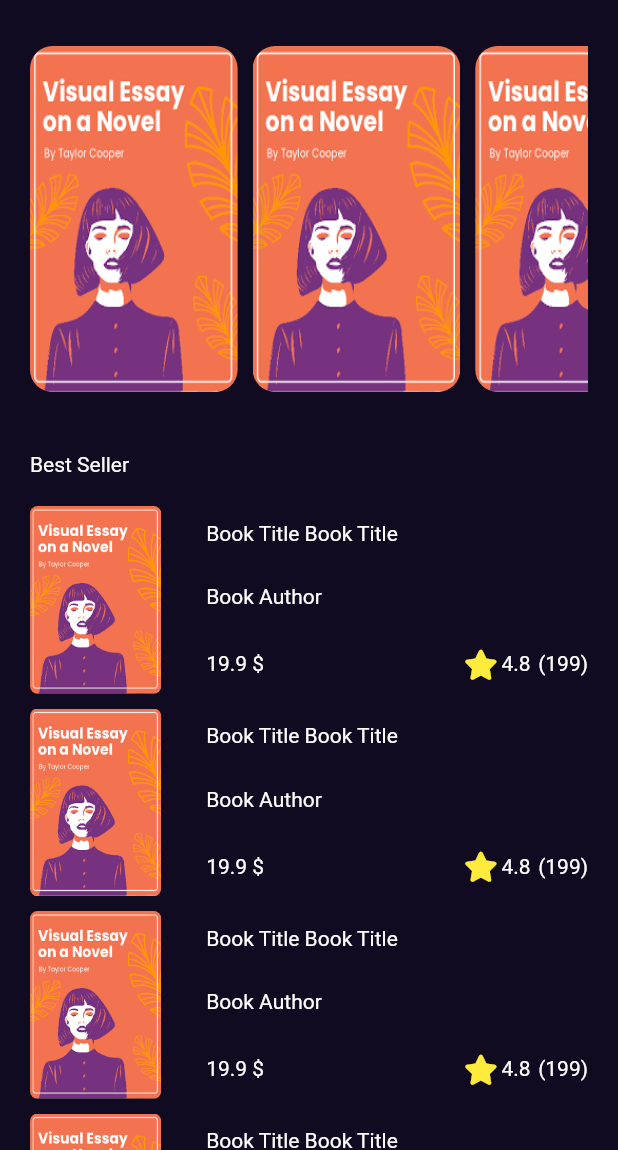
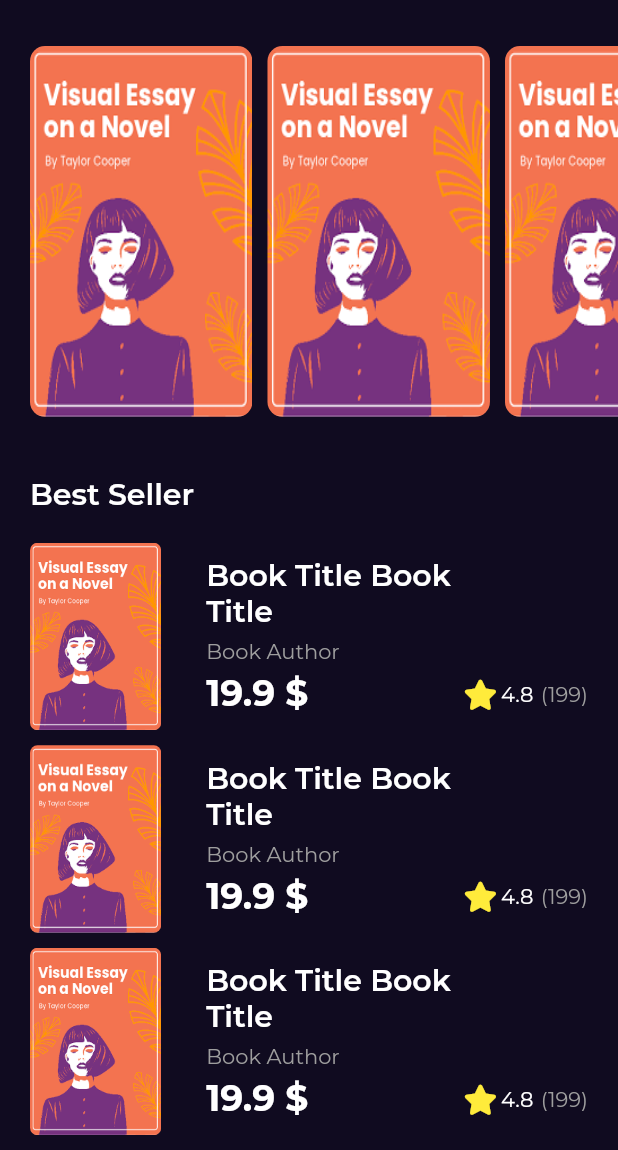
Before and after one commit to Abdulrahman956/bookly_app, a Flutter app: the screen it shows after launch, on a phone screen of 412 x 824 dp, the part 86-1236 px from its top. Run offline on Flutter 3.47's test engine with Material 2 defaults, Android fonts, the phone set to English and light mode, and no system bars; our stand-ins replace font_awesome_flutter, get, google_fonts.

Commit message:
refactor code

```diff
--- /dev/null
+++ b/lib/core/utils/styles.dart
@@ -0,0 +1,13 @@
+import 'package:flutter/material.dart';
+
+abstract class AppStyles {
+  static const titleMedium = TextStyle(
+    fontSize: 20.0,
+    fontWeight: FontWeight.w600,
+  );
+  static const titleAuthor = TextStyle(fontSize: 14.0, color: Colors.grey);
+  static const priceStyle = TextStyle(
+    fontSize: 24.0,
+    fontWeight: FontWeight.w700,
+  );
+}
--- a/lib/feature/home/presentation/views/widgets/books_list_view.dart
+++ b/lib/feature/home/presentation/views/widgets/books_list_view.dart
@@ -10,8 +10,8 @@ class BooksListView extends StatelessWidget {
   @override
   Widget build(BuildContext context) {
     return Container(
-      height: MediaQuery.of(context).size.height * .28,
-      padding: const EdgeInsets.symmetric(horizontal: 20),
+      height: MediaQuery.of(context).size.height * .30,
+      padding: const EdgeInsets.only(left: 20),
       child: ListView.separated(
         scrollDirection: Axis.horizontal,
         itemBuilder: (context, index) => const CustomBooksItem(),
--- a/lib/feature/home/presentation/views/widgets/custom_book_item.dart
+++ b/lib/feature/home/presentation/views/widgets/custom_book_item.dart
@@ -13,7 +13,7 @@ class CustomBooksItem extends StatelessWidget {
       aspectRatio: 2.4 / 4,
       child: Container(
         decoration: BoxDecoration(
-          borderRadius: BorderRadius.circular(15),
+          borderRadius: BorderRadius.circular(10),
           image: const DecorationImage(
             fit: BoxFit.fill,
             image: AssetImage(AppAssets.testImage),
--- a/lib/main.dart
+++ b/lib/main.dart
@@ -1,5 +1,6 @@
 import 'package:flutter/material.dart';
 import 'package:get/get.dart';
+import 'package:google_fonts/google_fonts.dart';
 
 import 'core/utils/constants.dart';
 import 'feature/splash/presentation/views/splash_view.dart';
@@ -17,6 +18,7 @@ class Bookly extends StatelessWidget {
       debugShowCheckedModeBanner: false,
       theme: ThemeData.dark().copyWith(
         scaffoldBackgroundColor: kPrimaryColor,
+        textTheme: GoogleFonts.montserratTextTheme(ThemeData.dark().textTheme),
       ),
       home: const SplashView(),
     );
```
Also changed, not shown: pubspec.yaml (+1 -6 lines), pubspec.lock, 2 other files.
